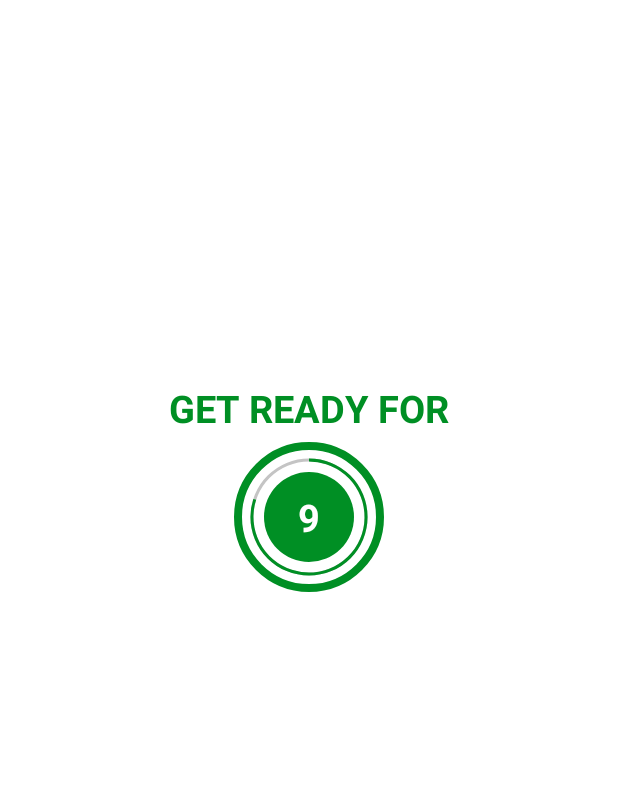
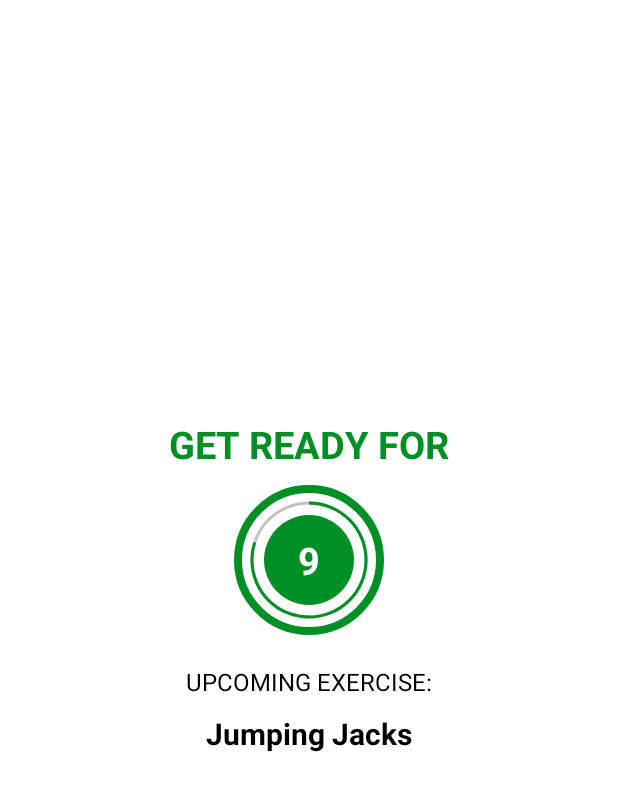
Before and after one commit to AdiAr11/7MinutesWorkout, an Android app: the ExerciseActivity screen opened directly, with no data from a screen before it, on a phone screen of 412 x 824 dp, the part 62-873 px from its top. Run offline under Robolectric (Android 15) with nearby library versions, the phone set to English and light mode, and no system bars.

Commit message:
added upcoming exercise

```diff
--- a/app/src/main/java/com/example/a7minutesworkout/ExerciseActivity.kt
+++ b/app/src/main/java/com/example/a7minutesworkout/ExerciseActivity.kt
@@ -33,9 +33,15 @@ class ExerciseActivity : AppCompatActivity() {
     private fun setUpRestTimer(){
         binding.startingTimer.visibility = View.VISIBLE
         binding.textView.visibility = View.VISIBLE
+        binding.upComingTV.visibility = View.VISIBLE
+        binding.upComingExerciseTextView.visibility = View.VISIBLE
         binding.exerciseNameTextView.visibility = View.INVISIBLE
         binding.exerciseTimer.visibility = View.INVISIBLE
         binding.exerciseImageView.visibility = View.INVISIBLE
+
+        if (currentExerciseNumber < exerciseList!!.size - 1){
+            binding.upComingExerciseTextView.text = exerciseList!![currentExerciseNumber + 1].getExerciseName()
+        }
 
         if (countDownTimer != null) {
             countDownTimer?.cancel()
@@ -54,7 +60,7 @@ class ExerciseActivity : AppCompatActivity() {
             }
 
             override fun onFinish() {
-                if (currentExerciseNumber < exerciseList?.size!!) {
+                if (currentExerciseNumber < exerciseList?.size!! - 1) {
                     setUpExercisingTimer()
                 }
             }
@@ -64,6 +70,8 @@ class ExerciseActivity : AppCompatActivity() {
     private fun setUpExercisingTimer(){
         binding.startingTimer.visibility = View.INVISIBLE
         binding.textView.visibility = View.INVISIBLE
+        binding.upComingTV.visibility = View.INVISIBLE
+        binding.upComingExerciseTextView.visibility = View.INVISIBLE
         binding.exerciseNameTextView.visibility = View.VISIBLE
         binding.exerciseTimer.visibility = View.VISIBLE
         binding.exerciseImageView.visibility = View.VISIBLE
--- a/app/src/main/res/layout/activity_exercise.xml
+++ b/app/src/main/res/layout/activity_exercise.xml
@@ -20,36 +20,39 @@
         android:id="@+id/textView"
         android:layout_width="wrap_content"
         android:layout_height="wrap_content"
-        android:layout_marginTop="240dp"
         android:text="@string/get_ready_for"
         android:textColor="@color/color_accent"
         android:textSize="25sp"
         android:textStyle="bold"
+        android:layout_marginBottom="10dp"
+        app:layout_constraintBottom_toTopOf="@+id/startingTimer"
         app:layout_constraintEnd_toEndOf="parent"
         app:layout_constraintStart_toStartOf="parent"
-        app:layout_constraintTop_toBottomOf="@+id/toolBarExerciseActivity" />
+         />
 
     <FrameLayout
         android:id="@+id/startingTimer"
         android:layout_width="100dp"
         android:layout_height="100dp"
         android:layout_marginTop="5dp"
+        android:background="@drawable/item_circular_color_accent_border"
+        app:layout_constraintBottom_toBottomOf="parent"
         app:layout_constraintEnd_toEndOf="parent"
+        app:layout_constraintHorizontal_bias="0.5"
         app:layout_constraintStart_toStartOf="parent"
-        android:background="@drawable/item_circular_color_accent_border"
-        app:layout_constraintTop_toBottomOf="@+id/textView">
+        app:layout_constraintTop_toTopOf="parent">
 
         <ProgressBar
             android:id="@+id/restProgressBar"
+            style="?android:attr/progressBarStyleHorizontal"
             android:layout_width="100dp"
             android:layout_height="100dp"
             android:background="@drawable/circular_progress_gray"
+            android:indeterminate="false"
+            android:max="10"
+            android:progress="100"
             android:progressDrawable="@drawable/circular_progress_bar"
-            android:indeterminate="false"
-            style="?android:attr/progressBarStyleHorizontal"
-            android:progress="100"
-            android:max="10"
-            android:rotation="-90"/>
+            android:rotation="-90" />
 
         <LinearLayout
             android:layout_width="60dp"
@@ -65,59 +68,85 @@
                 android:textColor="@color/white"
                 android:textSize="25sp"
                 android:textStyle="bold"
-                tools:text="10"/>
+                tools:text="10" />
 
         </LinearLayout>
 
     </FrameLayout>
 
+    <TextView
+        android:id="@+id/upComingTV"
+        android:layout_width="wrap_content"
+        android:layout_height="wrap_content"
+        android:layout_marginTop="20dp"
+        android:text="UPCOMING EXERCISE:"
+        android:textColor="@color/black"
+        android:textSize="16sp"
+        app:layout_constraintBottom_toTopOf="@id/upComingExerciseTextView"
+        app:layout_constraintEnd_toEndOf="parent"
+        app:layout_constraintStart_toStartOf="parent"
+        app:layout_constraintTop_toBottomOf="@id/startingTimer" />
+
+    <TextView
+        android:id="@+id/upComingExerciseTextView"
+        android:layout_width="wrap_content"
+        android:layout_height="wrap_content"
+        android:layout_marginTop="10dp"
+        android:textColor="@color/black"
+        android:textSize="20sp"
+        android:textStyle="bold"
+        app:layout_constraintEnd_toEndOf="parent"
+        app:layout_constraintStart_toStartOf="parent"
+        app:layout_constraintTop_toBottomOf="@id/upComingTV"
+        tools:text="EXERCISE Name" />
+
     <ImageView
         android:id="@+id/exerciseImageView"
-        android:visibility="invisible"
         android:layout_width="match_parent"
         android:layout_height="0dp"
-        app:layout_constraintTop_toBottomOf="@id/toolBarExerciseActivity"
+        android:visibility="gone"
+        app:layout_constraintBottom_toTopOf="@id/exerciseNameTextView"
+        app:layout_constraintEnd_toEndOf="parent"
         app:layout_constraintStart_toStartOf="parent"
-        app:layout_constraintBottom_toTopOf="@id/exerciseNameTextView"
-        app:layout_constraintEnd_toEndOf="parent"/>
+        app:layout_constraintTop_toBottomOf="@id/toolBarExerciseActivity" />
 
     <TextView
         android:id="@+id/exerciseNameTextView"
-        android:visibility="gone"
         android:layout_width="wrap_content"
         android:layout_height="wrap_content"
+        android:layout_marginBottom="10dp"
         android:text="Exercise Name"
         android:textColor="@color/color_accent"
         android:textSize="25sp"
         android:textStyle="bold"
+        android:visibility="invisible"
+        app:layout_constraintBottom_toTopOf="@id/exerciseTimer"
         app:layout_constraintEnd_toEndOf="parent"
-        app:layout_constraintStart_toStartOf="parent"
-        app:layout_constraintTop_toBottomOf="@+id/exerciseImageView" />
+        app:layout_constraintStart_toStartOf="parent" />
 
     <FrameLayout
-        android:visibility="invisible"
         android:id="@+id/exerciseTimer"
         android:layout_width="100dp"
         android:layout_height="100dp"
         android:layout_marginTop="5dp"
         android:layout_marginBottom="10dp"
+        android:background="@drawable/item_circular_color_accent_border"
+        android:visibility="invisible"
+        app:layout_constraintBottom_toBottomOf="parent"
         app:layout_constraintEnd_toEndOf="parent"
-        app:layout_constraintStart_toStartOf="parent"
-        android:background="@drawable/item_circular_color_accent_border"
-        app:layout_constraintBottom_toBottomOf="parent"
-        app:layout_constraintTop_toBottomOf="@+id/exerciseNameTextView">
+        app:layout_constraintStart_toStartOf="parent">
 
         <ProgressBar
             android:id="@+id/exerciseProgressBar"
+            style="?android:attr/progressBarStyleHorizontal"
             android:layout_width="100dp"
             android:layout_height="100dp"
             android:background="@drawable/circular_progress_gray"
+            android:indeterminate="false"
+            android:max="30"
+            android:progress="300"
             android:progressDrawable="@drawable/circular_progress_bar"
-            android:indeterminate="false"
-            style="?android:attr/progressBarStyleHorizontal"
-            android:progress="300"
-            android:max="30"
-            android:rotation="-90"/>
+            android:rotation="-90" />
 
         <LinearLayout
             android:layout_width="60dp"
@@ -133,7 +162,7 @@
                 android:textColor="@color/white"
                 android:textSize="25sp"
                 android:textStyle="bold"
-                tools:text="30"/>
+                tools:text="30" />
 
         </LinearLayout>
 
```
